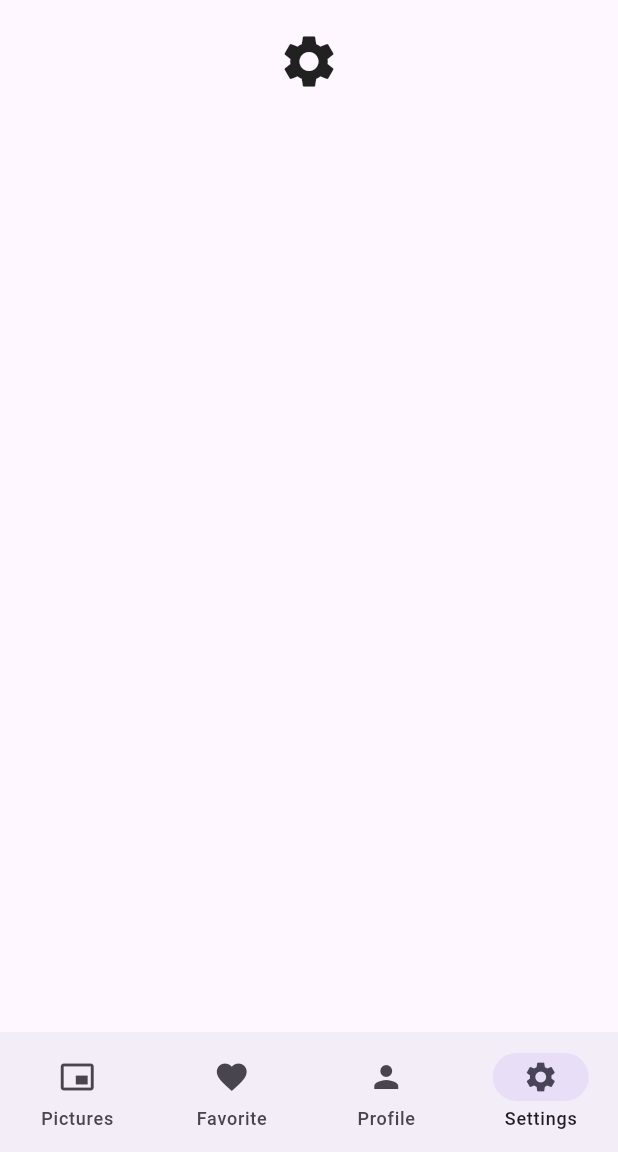
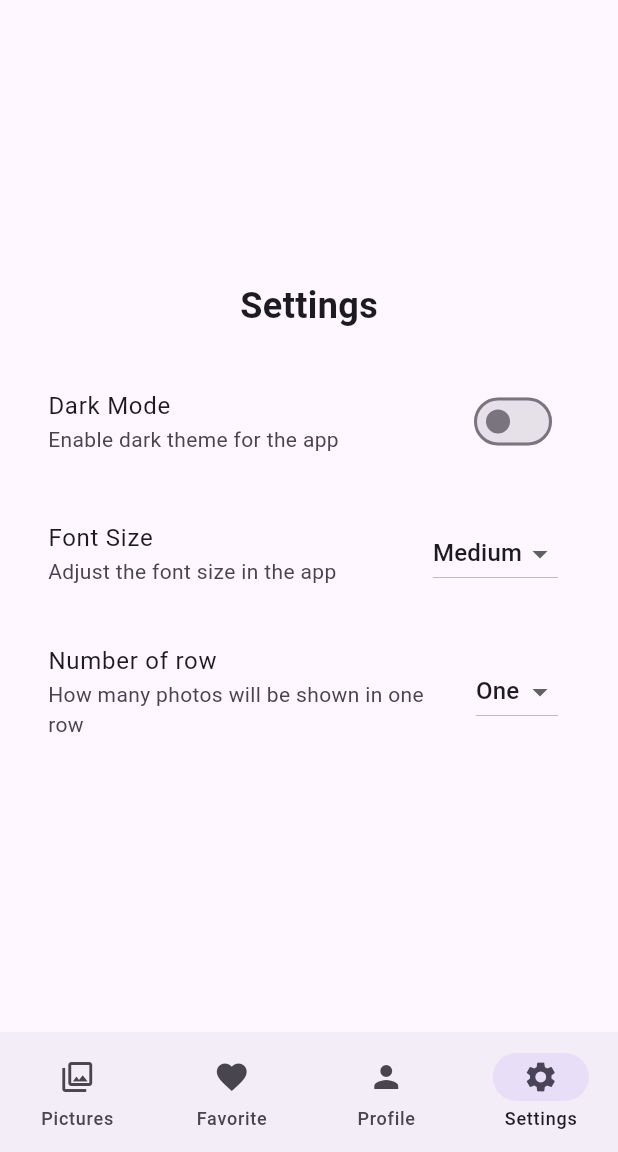
Before and after one commit to komvik/projekt_461_bildergalerie_app, a Flutter app: the screen it shows after launch, item 4 of the bottom bar chosen, on a phone screen of 412 x 824 dp, the part 84-1236 px from its top. Run offline on Flutter 3.47's test engine with Material 3 defaults, Android fonts, the phone set to English and light mode, and no system bars.

Commit message:
finished widget settings

```diff
--- a/lib/gallery/widgets/details_image.dart
+++ b/lib/gallery/widgets/details_image.dart
@@ -13,7 +13,7 @@ class DetailsImage extends StatelessWidget {
   Widget build(BuildContext context) {
     return SizedBox(
       width: 400,
-      height: 500,
+      height: 450,
       child: Image.asset(galleryItem.imagePath, fit: BoxFit.cover),
     );
   }
--- a/lib/main.dart
+++ b/lib/main.dart
@@ -44,7 +44,7 @@ class _AppGalleryState extends State<AppGallery> {
           },
           destinations: const [
             NavigationDestination(
-                icon: Icon(Icons.picture_in_picture_alt), label: "Pictures"),
+                icon: Icon(Icons.photo_library_outlined), label: "Pictures"),
             NavigationDestination(
                 icon: Icon(Icons.favorite), label: "Favorite"),
             NavigationDestination(icon: Icon(Icons.person), label: "Profile"),
--- /dev/null
+++ b/lib/settimgs/repositories/settings_repository.dart
@@ -0,0 +1,24 @@
+class SettingsRepository {
+  bool _darkMode = false;
+  String _fontSize = 'Medium';
+  String _distanceUnit = 'One';
+
+  bool getDarkMode() => _darkMode;
+  String getFontSize() => _fontSize;
+  String getDistanceUnit() => _distanceUnit;
+
+  void setDarkMode(bool value) {
+    _darkMode = value;
+    // log('Dark Mode set to: $_darkMode');
+  }
+
+  void setFontSize(String value) {
+    _fontSize = value;
+    // log('Font Size set to: $_fontSize');
+  }
+
+  void setDistanceUnit(String value) {
+    _distanceUnit = value;
+    // log('Distance Unit set to: $_distanceUnit');
+  }
+}
--- a/lib/settimgs/settings_widget.dart
+++ b/lib/settimgs/settings_widget.dart
@@ -1,20 +1,84 @@
+import 'dart:math';
+
 import 'package:flutter/material.dart';
+import 'package:projekt_461_bildergalerie_app/settimgs/repositories/settings_repository.dart';
 
-class SettingsWidget extends StatelessWidget {
+class SettingsWidget extends StatefulWidget {
   const SettingsWidget({super.key});
 
   @override
+  State<SettingsWidget> createState() => _SettingsWidgetState();
+}
+
+class _SettingsWidgetState extends State<SettingsWidget> {
+  final SettingsRepository settingsRepository = SettingsRepository();
+
+  @override
   Widget build(BuildContext context) {
-    return const Center(
-      child: Column(
-        mainAxisAlignment: MainAxisAlignment.start,
-        children: [
-          SizedBox(height: 20),
-          Icon(
-            Icons.settings,
-            size: 42,
-          ),
-        ],
+    bool darkMode = settingsRepository.getDarkMode();
+    String fontSize = settingsRepository.getFontSize();
+    String distanceUnit = settingsRepository.getDistanceUnit();
+
+    return Center(
+      child: Padding(
+        padding: const EdgeInsets.all(16.0),
+        child: Column(
+          mainAxisAlignment: MainAxisAlignment.center,
+          children: [
+            const Text('Settings',
+                style: TextStyle(fontSize: 24, fontWeight: FontWeight.bold)),
+            const SizedBox(height: 24),
+            SwitchListTile(
+              title: const Text('Dark Mode'),
+              subtitle: const Text('Enable dark theme for the app'),
+              value: darkMode,
+              onChanged: (bool value) {
+                setState(() {
+                  settingsRepository.setDarkMode(value);
+                });
+              },
+              activeColor: Colors.teal,
+            ),
+            const SizedBox(height: 16),
+            ListTile(
+              title: const Text('Font Size'),
+              subtitle: const Text('Adjust the font size in the app'),
+              trailing: DropdownButton<String>(
+                value: fontSize,
+                items: <String>['Small', 'Medium', 'Large'].map((String value) {
+                  return DropdownMenuItem<String>(
+                    value: value,
+                    child: Text(value),
+                  );
+                }).toList(),
+                onChanged: (String? newValue) {
+                  setState(() {
+                    settingsRepository.setFontSize(newValue!);
+                  });
+                },
+              ),
+            ),
+            const SizedBox(height: 16),
+            ListTile(
+              title: const Text('Number of row'),
+              subtitle: const Text('How many photos will be shown in one row'),
+              trailing: DropdownButton<String>(
+                value: distanceUnit,
+                items: <String>['One', 'Two'].map((String value) {
+                  return DropdownMenuItem<String>(
+                    value: value,
+                    child: Text(value),
+                  );
+                }).toList(),
+                onChanged: (String? newValue) {
+                  setState(() {
+                    settingsRepository.setDistanceUnit(newValue!);
+                  });
+                },
+              ),
+            ),
+          ],
+        ),
       ),
     );
   }
```
Also changed, not shown: lib/gallery/widgets/details_text.dart (+23 -3 lines).
